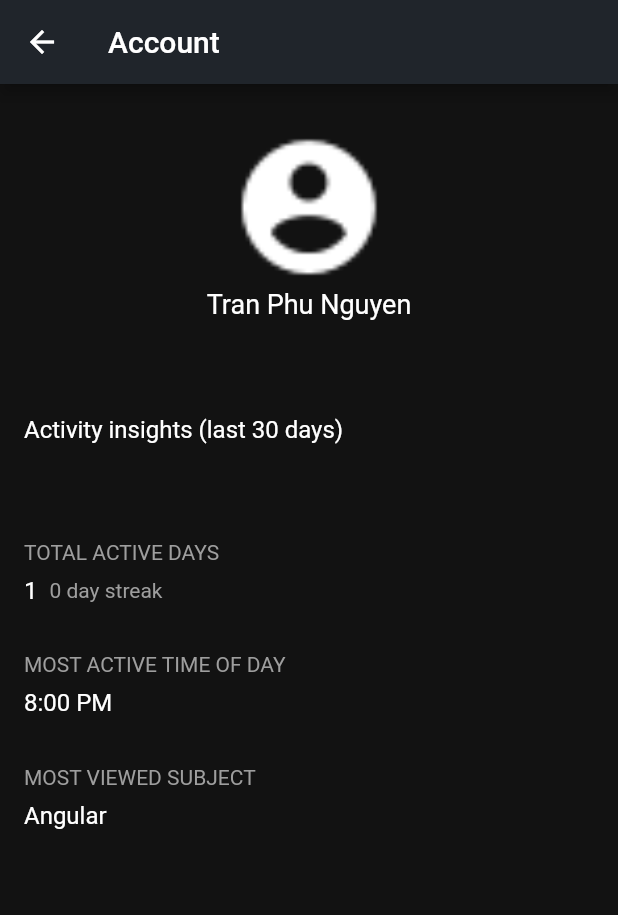
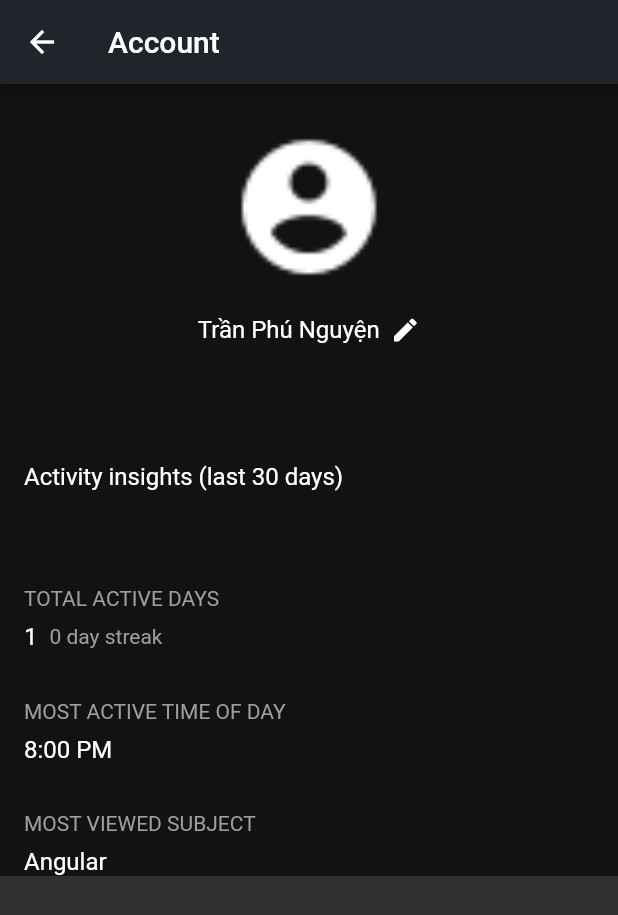
Before and after one commit to tranphunguyen98/MyOnlineLearning, a Flutter app: the AccountScreen screen opened by its route, on a phone screen of 412 x 824 dp. Shown: the top 915 px of the screen. Run offline on Flutter 3.47's test engine with Material 2 defaults, Android fonts, the phone set to English and light mode, and no system bars; our stand-ins replace flutter_rating_bar, flutter_svg, google_maps_flutter, image_picker, location, share.

Commit message:
feat (Account): COMPLETED MOCKUP-UI  Add image picker + edittext name

```diff
--- a/lib/main.dart
+++ b/lib/main.dart
@@ -40,7 +40,7 @@ class MyApp extends StatelessWidget {
             title: 'Online Learning',
             // themeMode: ThemeMode.light,
             theme: isThemeLight ? themeLight : themeDark,
-            initialRoute: MyRouter.CATEGORY_DETAIL,
+            initialRoute: MyRouter.HOME_PAGE,
             onGenerateRoute: MyRouter.generateRoute,
             home: HomePage());
     // );
--- a/lib/presentation/screen/account_manager/account/sc_account.dart
+++ b/lib/presentation/screen/account_manager/account/sc_account.dart
@@ -1,5 +1,9 @@
+import 'dart:io';
+
 import 'package:flutter/material.dart';
+import 'package:image_picker/image_picker.dart';
 import 'package:my_online_learning/presentation/common_widgets/widget_circle_avatar.dart';
+import 'package:my_online_learning/presentation/common_widgets/widget_circle_avatar_file.dart';
 import 'package:my_online_learning/utils/extensions.dart';
 import 'package:my_online_learning/utils/my_const/my_const.dart';
 
@@ -13,6 +17,7 @@ class AccountScreen extends StatelessWidget {
       ),
       body: Container(
         color: context.theme.backgroundColor,
+        child: SingleChildScrollView(
           child: Column(
             children: const [
               SizedBox(height: 32.0),
@@ -22,28 +27,79 @@ class AccountScreen extends StatelessWidget {
             ],
           ),
         ),
+      ),
     );
   }
 }
 
-class AvatarName extends StatelessWidget {
+class AvatarName extends StatefulWidget {
   const AvatarName({
     Key key,
   }) : super(key: key);
 
   @override
+  _AvatarNameState createState() => _AvatarNameState();
+}
+
+class _AvatarNameState extends State<AvatarName> {
+  File _image;
+  final picker = ImagePicker();
+
+  TextEditingController _nameController = TextEditingController();
+
+  Future getImage() async {
+    print('1No image selected.');
+    final pickedFile = await picker.getImage(source: ImageSource.gallery);
+
+    setState(() {
+      if (pickedFile != null) {
+        _image = File(pickedFile.path);
+      } else {
+        print('No image selected.');
+      }
+    });
+  }
+
+  @override
   Widget build(BuildContext context) {
+    _nameController.text = "Trần Phú Nguyện";
     return Column(
-      children: const [
-        CircleAvatarNormal(
+      children: [
+        GestureDetector(
+            onTap: getImage,
+            child: _image == null
+                ? CircleAvatarNormal(
                     assetImageUrl: "images/account_circle.png",
                     size: 100,
+                  )
+                : CircleAvatarFile(
+                    image: _image,
+                    size: 100.0,
+                  )),
+        SizedBox(height: 8.0),
+        Row(
+          mainAxisAlignment: MainAxisAlignment.center,
+          children: <Widget>[
+            ConstrainedBox(
+              constraints: BoxConstraints(minWidth: 48),
+              child: IntrinsicWidth(
+                child: TextField(
+                  controller: _nameController,
+                  decoration: InputDecoration(
+                    border: InputBorder.none,
                   ),
-        SizedBox(height: 4.0),
-        Text(
-          "Tran Phu Nguyen",
-          style: StyleConst.textTitle,
-        )
+                ),
+              ),
+            ),
+            SizedBox(
+              width: 4.0,
+            ),
+            Icon(
+              Icons.edit,
+              size: 20.0,
+            ),
+          ],
+        ),
       ],
     );
   }
--- a/lib/presentation/screen/account_manager/setting/sc_setting.dart
+++ b/lib/presentation/screen/account_manager/setting/sc_setting.dart
@@ -37,7 +37,8 @@ class SettingScreen extends StatelessWidget {
               child: MyOutlineButton(
                 "SIGN OUT",
                 onPressed: () {
-                  context.pushNamed(MyRouter.START);
+                  Navigator.of(context).pushNamedAndRemoveUntil(
+                      MyRouter.START, (Route<dynamic> route) => false);
                 },
               ),
             ),
--- a/lib/presentation/screen/browse_courses/home/sc_home.dart
+++ b/lib/presentation/screen/browse_courses/home/sc_home.dart
@@ -15,6 +15,7 @@ class HomeScreen extends StatelessWidget {
           WidgetCategoryCourse(title: "New"),
           WidgetCategoryCourse(title: "Trending"),
           WidgetCategoryCourse(title: "Suggest For You"),
+          WidgetCategoryCourse(title: "Bookmark"),
           WidgetCategoryAuthor(title: "Top authors"),
         ],
       ),
--- a/pubspec.yaml
+++ b/pubspec.yaml
@@ -27,6 +27,7 @@ dependencies:
   flutter_rating_bar: ^3.0.1+1
   share: ^0.6.5+4
   flutter_svg: ^0.19.1
+  image_picker: ^0.6.7+14
   google_maps_flutter: ^1.0.6
   location: ^3.0.2
   flutter_localizations:
```
Also changed, not shown: lib/presentation/common_widgets/widget_circle_avatar_file.dart (added, +29 -0 lines), lib/presentation/screen/browse_courses/list_of_categories/widget_item_course.dart (+12 -7 lines), lib/presentation/screen/browse_courses/list_of_courses/widget_item_course_vertical.dart (+7 -1 lines), lib/presentation/screen/search_courses/tabs/ItemCourseVerticalDivider.dart (+8 -1 lines), lib/presentation/screen/authentication/change_password/sc_change_password.dart (renamed from lib/presentation/screen/Authentication/change_password/sc_change_password.dart), lib/presentation/screen/authentication/change_password/widget_change_password_form.dart (renamed from lib/presentation/screen/Authentication/change_password/widget_change_password_form.dart), lib/presentation/screen/authentication/register/sc_register.dart (renamed from lib/presentation/screen/Authentication/register/sc_register.dart), lib/presentation/screen/authentication/register/widget_register_form.dart (renamed from lib/presentation/screen/Authentication/register/widget_register_form.dart), lib/presentation/screen/authentication/reset_password/sc_reset_password.dart (renamed from lib/presentation/screen/Authentication/reset_password/sc_reset_password.dart), lib/presentation/screen/authentication/reset_password/widget_forgot_password_form.dart (renamed from lib/presentation/screen/Authentication/reset_password/widget_forgot_password_form.dart), lib/presentation/screen/authentication/sign_in/sc_sign_in.dart (renamed from lib/presentation/screen/Authentication/sign_in/sc_sign_in.dart), lib/presentation/screen/authentication/sign_in/widget_login_form.dart (renamed from lib/presentation/screen/Authentication/sign_in/widget_login_form.dart), lib/presentation/screen/authentication/start/sc_start.dart (renamed from lib/presentation/screen/Authentication/start/sc_start.dart), pubspec.lock, 1 other file. Lines whose indentation alone changed are shown as unchanged.
